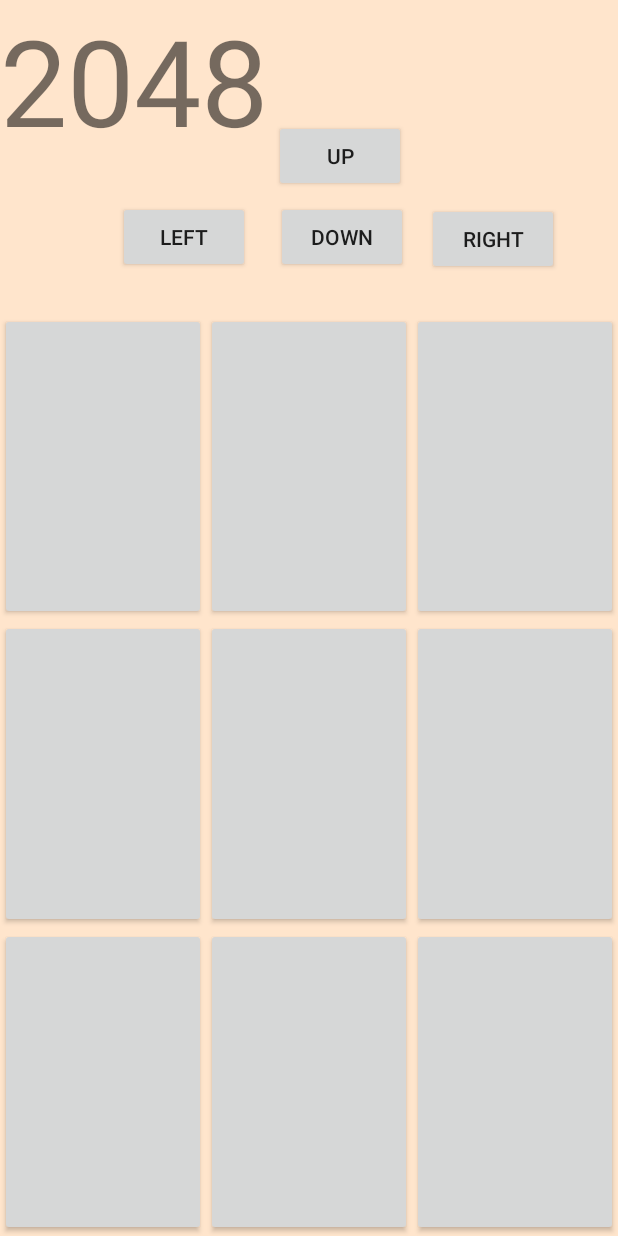
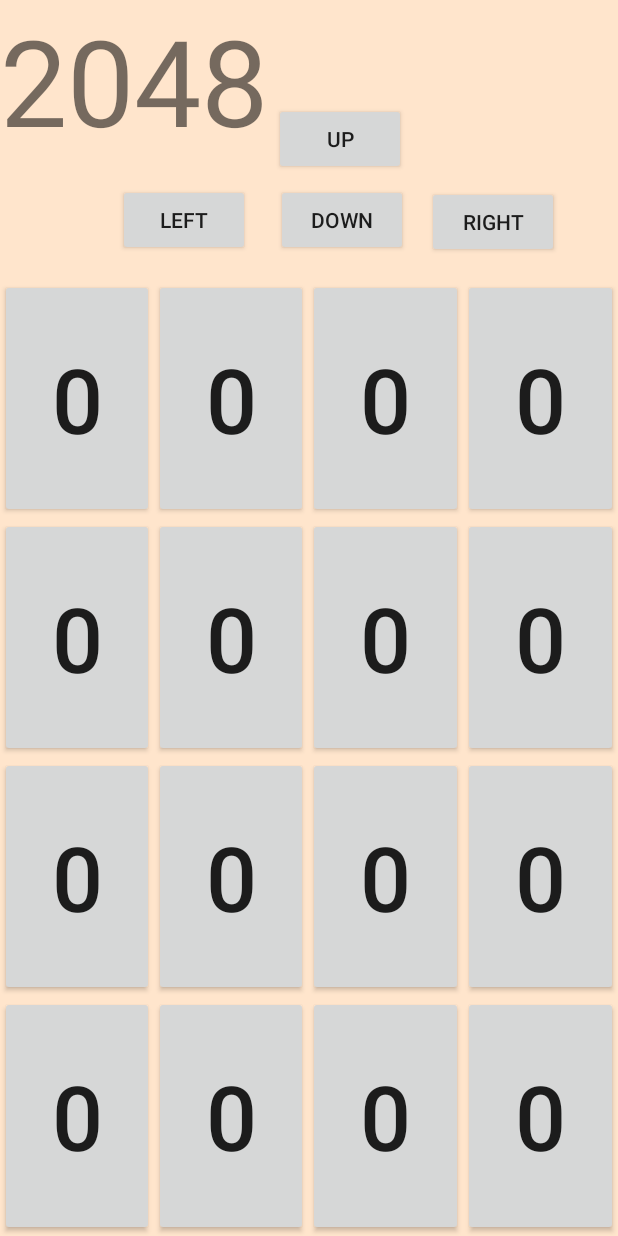
Before and after one commit to Kandrade1234/Program-2---2048-Game, an Android app: the screen it shows after launch (MainActivity), on a phone screen of 412 x 824 dp. Run offline under Robolectric (Android 15) with nearby library versions, the phone set to English and light mode, and no system bars.

Commit message:
improved 2d button array with values

```diff
--- a/app/src/main/java/com/example/a2048project/MainActivity.java
+++ b/app/src/main/java/com/example/a2048project/MainActivity.java
@@ -8,22 +8,59 @@ import android.support.v7.widget.Toolbar;
 import android.view.View;
 import android.view.Menu;
 import android.view.MenuItem;
+import android.widget.Button;
 
-public class MainActivity extends AppCompatActivity {
+public class MainActivity extends AppCompatActivity implements View.OnClickListener{
 
+    private Button[][] buttons = new Button[4][4];
+    private int score;
     @Override
     protected void onCreate(Bundle savedInstanceState) {
         super.onCreate(savedInstanceState);
         setContentView(R.layout.activity_main);
+        //storing all of my buttons in an array
+        for(int i =0; i < 4; i++){
+            for(int j = 0; j<4; j++){
+                String buttonID = "button_" + i + j;    //since all my tiles start with button_xy we store the id on a string
+                int resID = getResources().getIdentifier(buttonID, "id", getPackageName()); //the id of the button
+                buttons[i][j] = findViewById(resID);
+                buttons[i][j].setText("0");
+            }
+        }
+        Button buttonUp = findViewById(R.id.button_up);
+        Button buttonDown = findViewById(R.id.button_down);
+        Button buttonLeft = findViewById(R.id.button_left);
+        Button buttonRight = findViewById(R.id.button_right);
 
-        /*loatingActionButton fab = findViewById(R.id.fab);
-        fab.setOnClickListener(new View.OnClickListener() {
+        buttonUp.setOnClickListener(new View.OnClickListener() {
             @Override
-            public void onClick(View view) {
-                Snackbar.make(view, "Replace with your own action", Snackbar.LENGTH_LONG)
-                        .setAction("Action", null).show();
+            public void onClick(View v) {
+
             }
-        });*/
+        });
+        buttonDown.setOnClickListener(new View.OnClickListener(){
+            @Override
+            public void onClick(View v) {
+
+            }
+        });
+        buttonLeft.setOnClickListener(new View.OnClickListener(){
+            @Override
+            public void onClick(View v) {
+
+            }
+        });
+        buttonRight.setOnClickListener(new View.OnClickListener(){
+            @Override
+            public void onClick(View v) {
+
+            }
+        });
+
+    }
+    @Override
+    public void onClick(View v){
+
     }
 
     @Override
--- a/app/src/main/res/layout/content_main.xml
+++ b/app/src/main/res/layout/content_main.xml
@@ -52,7 +52,7 @@
             android:text="Left" />
 
         <Button
-            android:id="@+id/right"
+            android:id="@+id/button_right"
             android:layout_width="wrap_content"
             android:layout_height="wrap_content"
             android:layout_alignBottom="@id/button_up"
@@ -86,6 +86,12 @@
             android:layout_height = "match_parent"
             android:layout_weight = "1"
             android:textSize = "60sp"/>
+        <Button
+            android:id = "@+id/button_03"
+            android:layout_width = "0dp"
+            android:layout_height = "match_parent"
+            android:layout_weight = "1"
+            android:textSize = "60sp"/>
     </LinearLayout>
 
     <LinearLayout
@@ -106,6 +112,12 @@
             android:textSize = "60sp"/>
         <Button
             android:id = "@+id/button_12"
+            android:layout_width = "0dp"
+            android:layout_height = "match_parent"
+            android:layout_weight = "1"
+            android:textSize = "60sp"/>
+        <Button
+            android:id = "@+id/button_13"
             android:layout_width = "0dp"
             android:layout_height = "match_parent"
             android:layout_weight = "1"
@@ -134,6 +146,41 @@
             android:layout_height = "match_parent"
             android:layout_weight = "1"
             android:textSize = "60sp"/>
+        <Button
+            android:id = "@+id/button_23"
+            android:layout_width = "0dp"
+            android:layout_height = "match_parent"
+            android:layout_weight = "1"
+            android:textSize = "60sp"/>
     </LinearLayout>
 
+    <LinearLayout
+        android:layout_width = "match_parent"
+        android:layout_height="0dp"
+        android:layout_weight = "1">
+        <Button
+            android:id = "@+id/button_30"
+            android:layout_width = "0dp"
+            android:layout_height = "match_parent"
+            android:layout_weight = "1"
+            android:textSize = "60sp"/>
+        <Button
+            android:id = "@+id/button_31"
+            android:layout_width = "0dp"
+            android:layout_height = "match_parent"
+            android:layout_weight = "1"
+            android:textSize = "60sp"/>
+        <Button
+            android:id = "@+id/button_32"
+            android:layout_width = "0dp"
+            android:layout_height = "match_parent"
+            android:layout_weight = "1"
+            android:textSize = "60sp"/>
+        <Button
+            android:id = "@+id/button_33"
+            android:layout_width = "0dp"
+            android:layout_height = "match_parent"
+            android:layout_weight = "1"
+            android:textSize = "60sp"/>
+    </LinearLayout>
 </LinearLayout>
```
